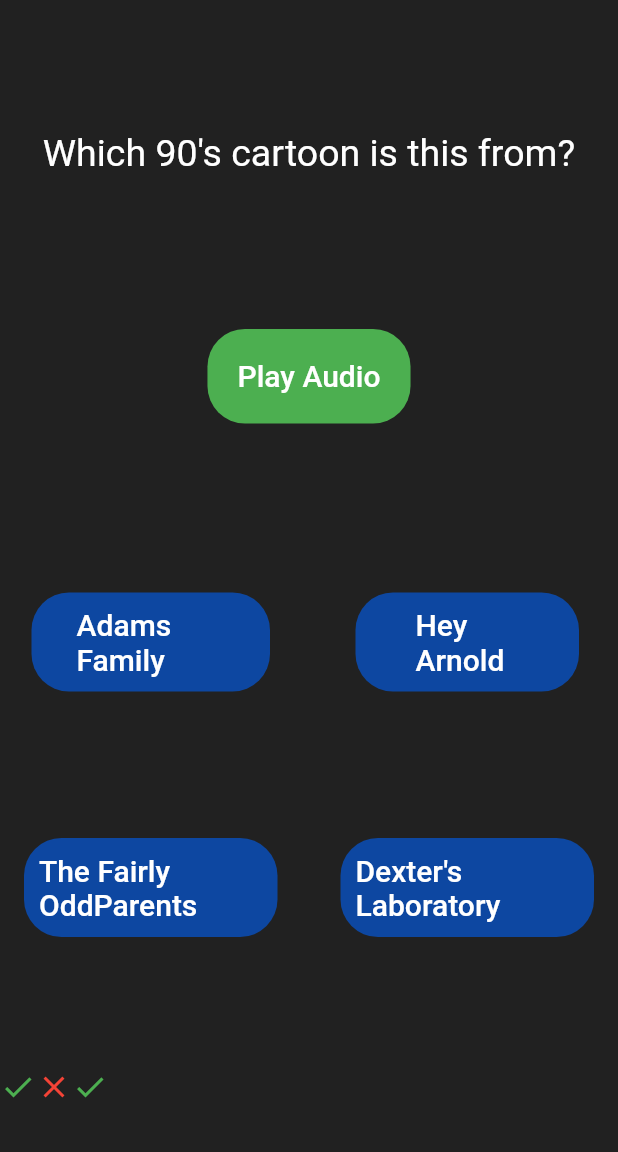
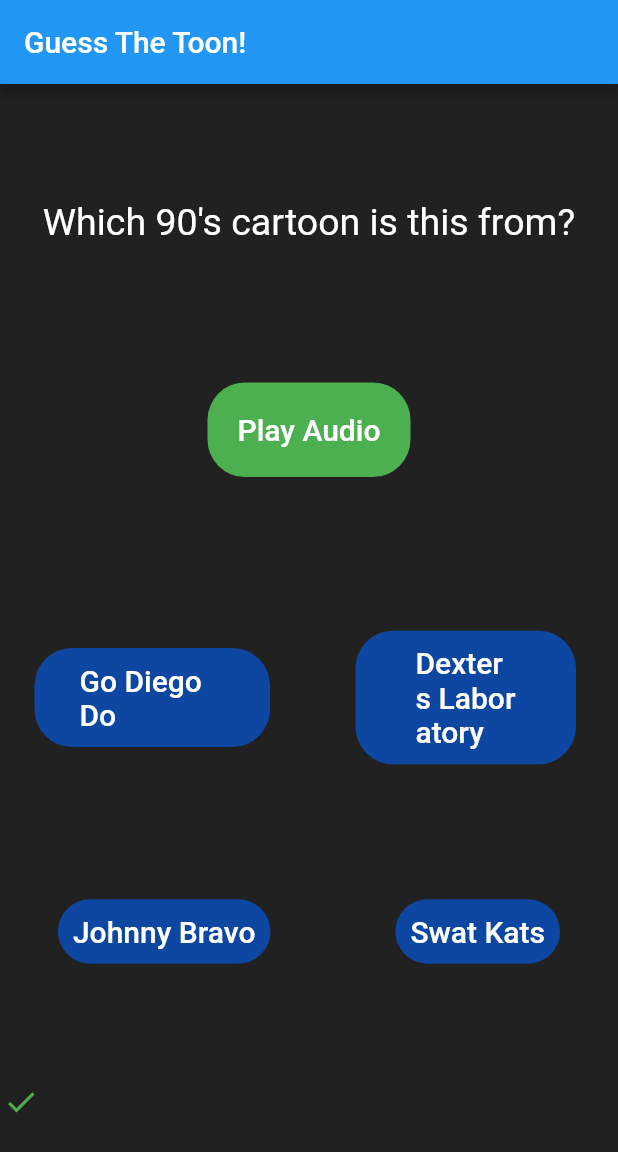
Before and after one commit to rheasharma22/guess_toon, a Flutter app: the screen it shows after launch, after a tap on "Adams Family", on a phone screen of 412 x 824 dp. Shown: the top 1152 px of the screen. Run offline on Flutter 3.47's test engine with Material 2 defaults, Android fonts, the phone set to English and light mode, and no system bars; our stand-ins replace audioplayers.

Commit message:
Updated questions and answers.

```diff
--- a/lib/main.dart
+++ b/lib/main.dart
@@ -4,7 +4,27 @@
 import 'package:flutter/painting.dart';
 
 void main() {
-  runApp(gt());
+  runApp(Quizzler());
+}
+
+class Quizzler extends StatelessWidget {
+  @override
+  Widget build(BuildContext context) {
+    return MaterialApp(
+      home: Scaffold(
+        appBar: AppBar(
+          title: Text("Guess The Toon!"),
+        ),
+        backgroundColor: Colors.grey[900],
+        body: SafeArea(
+          child: Padding(
+            padding: EdgeInsets.symmetric(horizontal: 2.0),
+            child: gt(),
+          ),
+        ),
+      ),
+    );
+  }
 }
 
 class gt extends StatefulWidget {
@@ -40,23 +60,85 @@
     );
   }
 
-  List<Icon> scoreKeeper = [
-    Icon(
-      Icons.check,
-      color: Colors.green,
-    ),
-    Icon(
-      Icons.close,
-      color: Colors.red,
-    ),
+  List<Icon> scoreKeeper = [];
+  List<String> questions = [
+    'adamsfamily',
+    'dexter',
+    'jetsons',
+    'looneytunes',
+    'pinkpanther',
+    'popeye',
+    'rugrats',
+    'spongebob',
+    'teletubbies',
+    'tomjerry',
   ];
+  List<List<String>> options = [
+    [
+      'Adams Family',
+      'Hey Arnold',
+      'The Fairly OddParents',
+      'Dexters Laboratory',
+    ],
+    [
+      'Go Diego Do',
+      'Dexters Laboratory',
+      'Johnny Bravo',
+      'Swat Kats',
+    ],
+    [
+      'The Flintstones',
+      'Popeye',
+      'Teletubbies',
+      'The Jetsons',
+    ],
+    [
+      'Oswald',
+      'Miffy & Friends',
+      'Looney Tunes',
+      'Sylvester & Tweety',
+    ],
+    [
+      'Pink Panther',
+      'James Bond',
+      'Swat Kats',
+      'Ed Edd n Eddy',
+    ],
+    [
+      'Johny Bravo',
+      'Popeye',
+      'Rugrats',
+      'Samurai Jack',
+    ],
+    [
+      'Rugrats',
+      'Tom & Jerry',
+      'The Wild Thornberrys',
+      'Richie Rich',
+    ],
+    [
+      'Barney & Friends',
+      'Spongebob',
+      'Phineas & Ferb',
+      'Oswald',
+    ],
+    [
+      'Teletubbies',
+      'Barney & Friends',
+      'Miffy & Friends',
+      'The Jetsons',
+    ],
+    [
+      'Noddy',
+      'Tom & Jerry',
+      'Pingu',
+      'Sylvester & Tweety',
+    ],
+  ];
+  int count = 0;
   @override
   Widget build(BuildContext context) {
-    return MaterialApp(
-      home: Scaffold(
-        backgroundColor: Colors.grey[900],
-        body: SafeArea(
-          child: Column(
+    return Column(
       crossAxisAlignment: CrossAxisAlignment.center,
       mainAxisAlignment: MainAxisAlignment.spaceEvenly,
       children: <Widget>[
@@ -67,7 +149,7 @@
             fontSize: 25.0,
           ),
         ),
-              soundKey(color: Colors.green, name: 'adamsfamily'),
+        soundKey(color: Colors.green, name: questions[count]),
         Center(
           child: Row(
             mainAxisAlignment: MainAxisAlignment.spaceEvenly,
@@ -83,6 +165,7 @@
                           color: Colors.green,
                         ),
                       );
+                      count++;
                     });
                   },
                   child: Container(
@@ -90,12 +173,12 @@
                       borderRadius: BorderRadius.circular(25.0),
                       color: Colors.blue[900],
                     ),
-                          padding: EdgeInsets.symmetric(
-                              vertical: 10.0, horizontal: 30.0),
+                    padding:
+                        EdgeInsets.symmetric(vertical: 10.0, horizontal: 30.0),
                     margin: EdgeInsets.all(5.0),
                     child: Center(
                       child: Text(
-                              "Adams Family",
+                        options[count][0].toString(),
                         style: TextStyle(
                           color: Colors.white,
                           fontSize: 20.0,
@@ -120,6 +203,7 @@
                             color: Colors.red,
                           ),
                         );
+                        count++;
                       });
                     }
                     ;
@@ -129,11 +213,11 @@
                       borderRadius: BorderRadius.circular(25.0),
                       color: Colors.blue[900],
                     ),
-                          padding: EdgeInsets.symmetric(
-                              vertical: 10.0, horizontal: 40.0),
+                    padding:
+                        EdgeInsets.symmetric(vertical: 10.0, horizontal: 40.0),
                     margin: EdgeInsets.all(10.0),
                     child: Text(
-                            "Hey Arnold",
+                      options[count][1].toString(),
                       style: TextStyle(
                         color: Colors.white,
                         fontSize: 20.0,
@@ -159,6 +243,7 @@
                         color: Colors.red,
                       ),
                     );
+                    count++;
                   });
                 },
                 child: Container(
@@ -168,7 +253,7 @@
                   ),
                   padding: EdgeInsets.all(10.0),
                   child: Text(
-                          "The Fairly OddParents",
+                    options[count][2].toString(),
                     style: TextStyle(
                       color: Colors.white,
                       fontSize: 20.0,
@@ -190,6 +275,7 @@
                         color: Colors.red,
                       ),
                     );
+                    count++;
                   });
                 },
                 child: Container(
@@ -199,7 +285,7 @@
                   ),
                   padding: EdgeInsets.all(10.0),
                   child: Text(
-                          "Dexter's Laboratory",
+                    options[count][3].toString(),
                     style: TextStyle(
                       color: Colors.white,
                       fontSize: 20.0,
@@ -214,9 +300,6 @@
           children: scoreKeeper,
         ),
       ],
-          ),
-        ),
-      ),
     );
   }
 }
```
Lines whose indentation alone changed are shown as unchanged.
